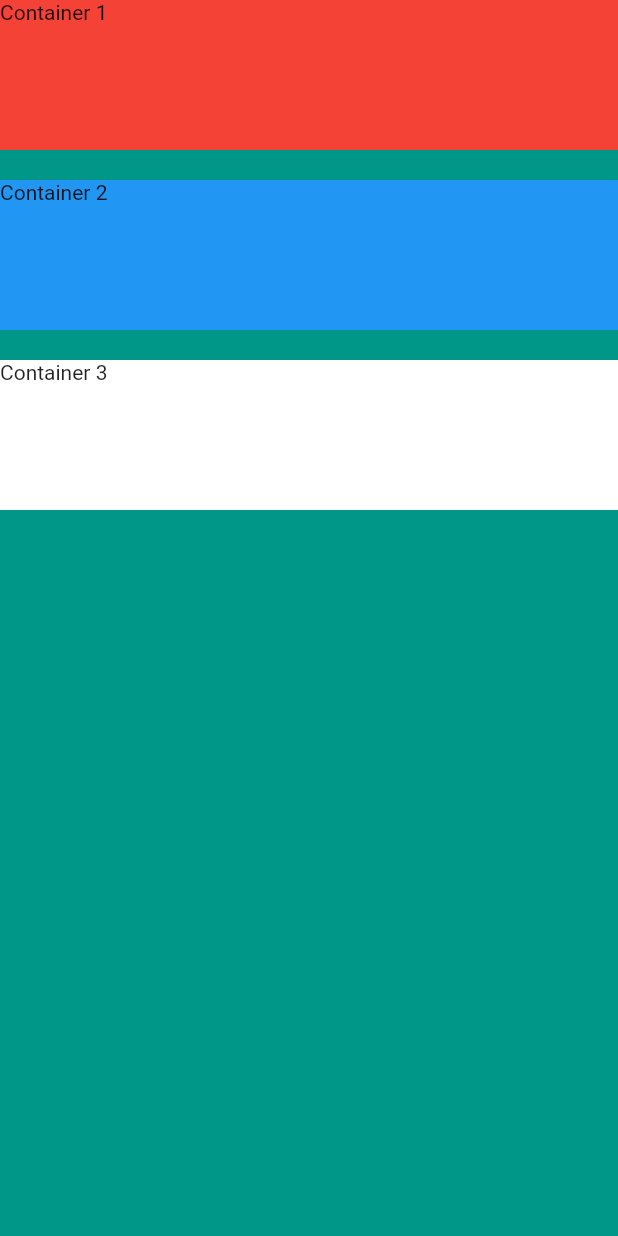
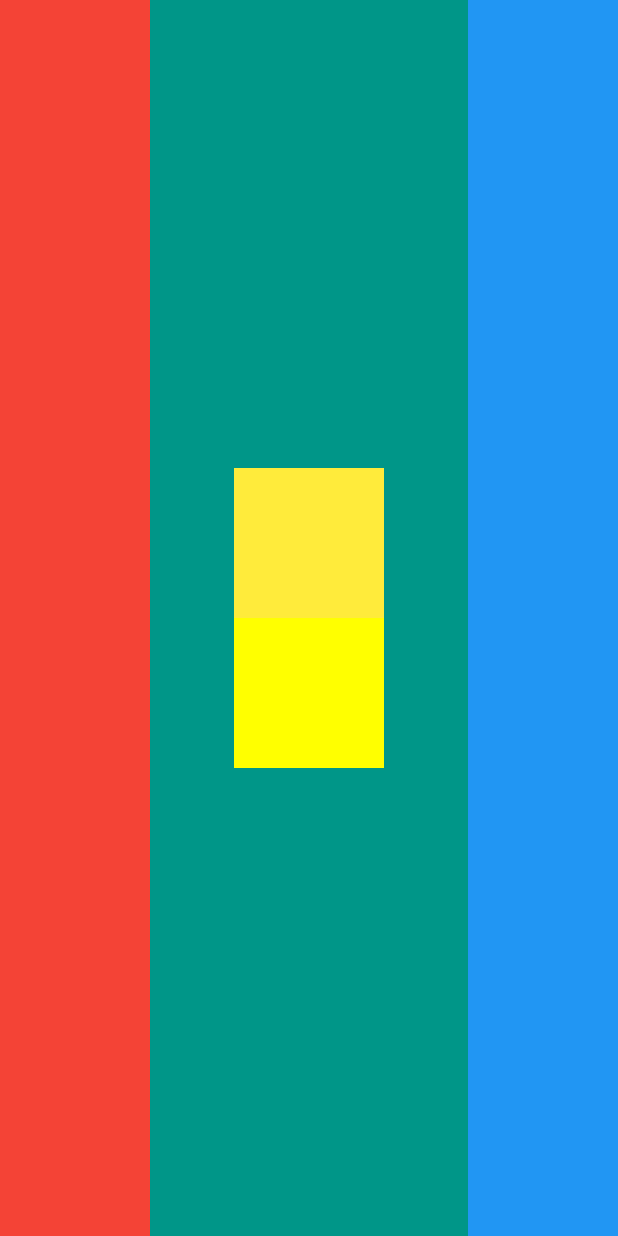
Before and after one commit to Sky2hawkZ/mi_card_flutter, a Flutter app: the screen it shows after launch, on a phone screen of 412 x 824 dp. Run offline on Flutter 3.47's test engine with Material 2 defaults, Android fonts, the phone set to English and light mode, and no system bars.

Commit message:
Flutter layout challange completed

```diff
--- a/lib/main.dart
+++ b/lib/main.dart
@@ -59,38 +59,35 @@ class LayoutChallange extends StatelessWidget {
       home: Scaffold(
         backgroundColor: Colors.teal,
         body: SafeArea(
-          child: Column(
+          child: Row(
+            mainAxisAlignment: MainAxisAlignment.spaceBetween,
             crossAxisAlignment: CrossAxisAlignment.stretch,
-            verticalDirection: VerticalDirection.down,
             children: <Widget>[
               Container(
                 width: 100,
                 height: 100,
                 color: Colors.red,
-                child: Text('Container 1'),
               ),
-              SizedBox(
-                height: 20,
+              Column(
+                mainAxisAlignment: MainAxisAlignment.center,
+                children: <Widget>[
+                  Container(
+                    width: 100,
+                    height: 100,
+                    color: Colors.yellow,
+                  ),
+                  Container(
+                    width: 100,
+                    height: 100,
+                    color: Colors.yellowAccent,
+                  )
+                ],
               ),
               Container(
                 width: 100,
                 height: 100,
                 color: Colors.blue,
-                child: Text('Container 2'),
               ),
-              SizedBox(
-                height: 20,
-              ),
-              Container(
-                width: 100,
-                height: 100,
-                color: Colors.white,
-                child: Text('Container 3'),
-              ),
-              Container(
-                width: double.infinity,
-                height: 10,
-              )
             ],
           ),
         ),
```
